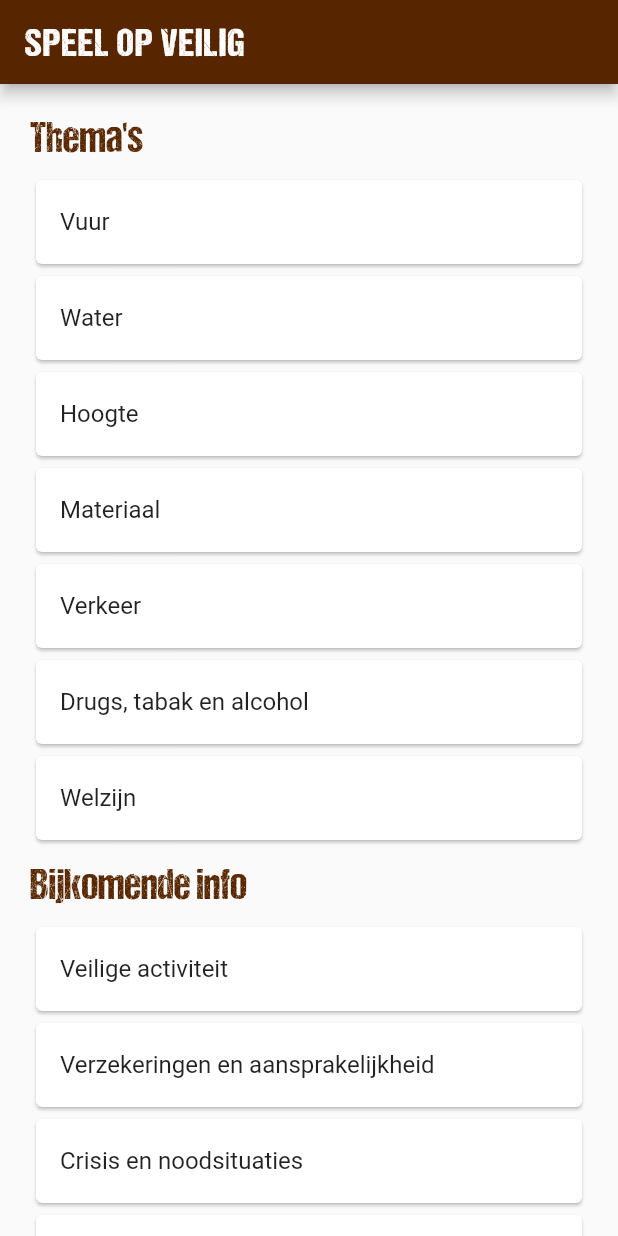
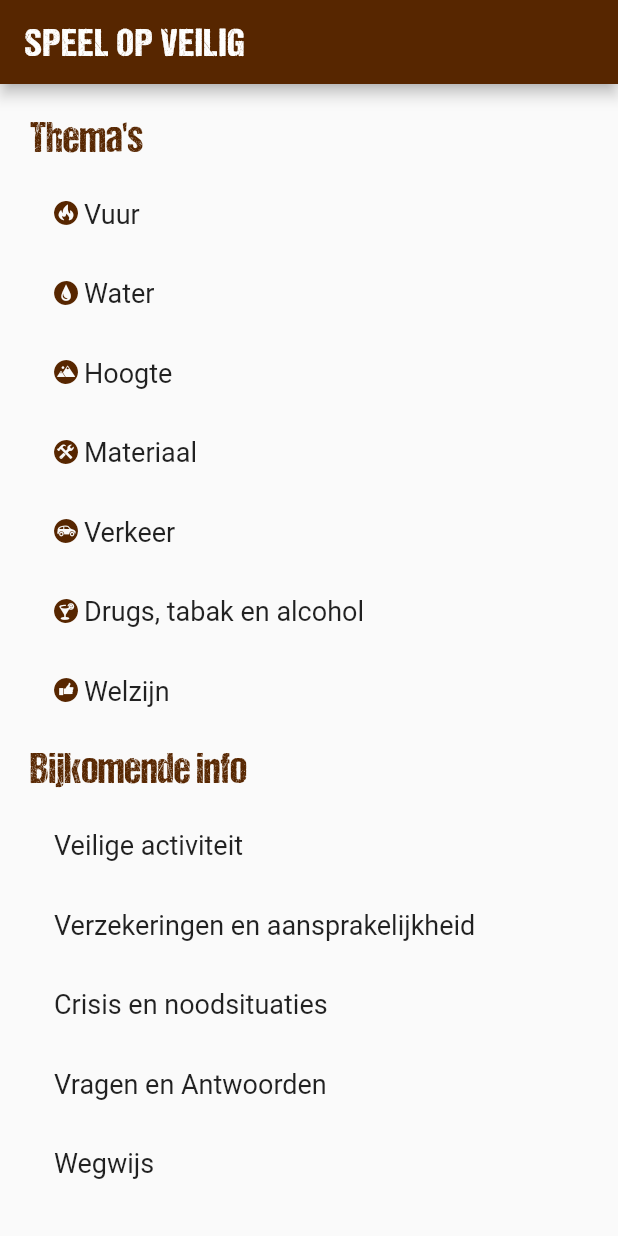
Before and after one commit to ScoutsGidsenVL/speel-op-veilig-2023, a Flutter app: the screen it shows after launch, after a tap on "GA VERDER", on a phone screen of 412 x 824 dp. Run offline on Flutter 3.47's test engine with Material 2 defaults, Android fonts, the phone set to English and light mode, and no system bars; our stand-ins replace flutter_markdown; missing offline and left inert: markdown.

Commit message:
Custom icons

```diff
--- a/lib/main.dart
+++ b/lib/main.dart
@@ -1,10 +1,8 @@
 import 'package:flutter/material.dart';
 import 'package:speel_op_veilig/pages/home.dart';
-import 'package:speel_op_veilig/pages/info/crisis.dart';
-import 'package:speel_op_veilig/pages/info/veilige_activiteit.dart';
-import 'package:speel_op_veilig/pages/info/verzekeringen.dart';
-import 'package:speel_op_veilig/pages/info/vragen.dart';
-import 'package:speel_op_veilig/pages/info/wegwijs.dart';
+import 'package:speel_op_veilig/pages/static.dart';
+import 'package:speel_op_veilig/pages/vragen.dart';
+import 'package:speel_op_veilig/pages/wegwijs.dart';
 import 'package:speel_op_veilig/pages/intro.dart';
 import 'package:speel_op_veilig/pages/thema.dart';
 
@@ -32,7 +30,8 @@ class MyApp extends StatelessWidget {
                 TextStyle(fontFamily: "DCCAsh", fontSize: 28, color: primary),
             headlineMedium:
                 TextStyle(fontFamily: "DCCAsh", fontSize: 24, color: secondary),
-            headlineSmall: TextStyle(fontSize: 20, color: primary),
+            headlineSmall: TextStyle(
+                fontSize: 18, color: primary, fontWeight: FontWeight.bold),
             bodyMedium: TextStyle(fontSize: 18),
             bodySmall: TextStyle(fontSize: 16),
           )),
@@ -40,9 +39,12 @@ class MyApp extends StatelessWidget {
       routes: <String, WidgetBuilder>{
         '/intro': (context) => const Intro(),
         '/': (context) => const Home(),
-        '/veilige-activiteit': (context) => const VeiligeActiviteit(),
-        '/verzekeringen': (context) => const Verzekeringen(),
-        '/crisis': (context) => const Crisis(),
+        '/veilige-activiteit': (context) => const Static(
+            path: 'veilige_activiteit', title: 'Een veilige activiteit'),
+        '/verzekeringen': (context) => const Static(
+            path: 'verzekeringen', title: 'Verzekeringen en aansprakelijkheid'),
+        '/crisis': (context) =>
+            const Static(path: 'crisis', title: 'Crisis-en-noodsituaties'),
         '/vragen-en-antwoorden': (context) => const Vragen(),
         '/wegwijs': (context) => const Wegwijs(),
         '/vuur': (context) => const Thema(name: 'vuur'),
--- a/lib/model/chapters.dart
+++ b/lib/model/chapters.dart
@@ -27,9 +27,10 @@ class Chapter {
 
 @JsonSerializable(createToJson: false)
 class Subchapter {
-  Subchapter(this.title, this.content, this.questions);
+  Subchapter(this.title, this.description, this.content, this.questions);
 
   String? title;
+  String? description;
   List<Content>? content;
   Questions? questions;
 
@@ -39,10 +40,11 @@ class Subchapter {
 
 @JsonSerializable(createToJson: false)
 class Content {
-  Content(this.title, this.type, this.list);
+  Content(this.title, this.type, this.description, this.list);
 
   String title;
   String type;
+  String? description;
   List<Item>? list;
 
   factory Content.fromJson(Map<String, dynamic> json) =>
--- a/lib/pages/home.dart
+++ b/lib/pages/home.dart
@@ -2,6 +2,7 @@ import 'dart:convert';
 import 'package:flutter/material.dart';
 import 'package:flutter/services.dart';
 import 'package:speel_op_veilig/model/chapters.dart';
+import 'package:speel_op_veilig/widgets/custom_icon.dart';
 import 'package:speel_op_veilig/widgets/section.dart';
 
 class Home extends StatefulWidget {
@@ -40,27 +41,37 @@ class HomeState extends State<Home> {
         padding: const EdgeInsets.all(20),
         children: [
           Section(
-            title: 'Thema\'s',
+            title: Text('Thema\'s',
+                style: Theme.of(context).textTheme.headlineLarge),
             children: _chapters
-                .map((c) => Card(
-                        child: InkWell(
-                      onTap: () => Navigator.pushNamed(context, '/${c.url}'),
-                      child: ListTile(
-                        title: Text(c.title),
-                      ),
-                    )))
+                .map((c) => TextButton(
+                      onPressed: () =>
+                          Navigator.pushNamed(context, '/${c.url}'),
+                      child: Padding(
+                          padding: const EdgeInsets.all(8),
+                          child: Row(children: [
+                            CustomIcon(type: c.url, size: 16),
+                            Padding(
+                                padding: const EdgeInsets.only(left: 4),
+                                child: Text(c.title,
+                                    style: Theme.of(context)
+                                        .textTheme
+                                        .bodyMedium)),
+                          ])),
+                    ))
                 .toList(),
           ),
           Section(
-            title: 'Bijkomende info',
+            title: Text('Bijkomende info',
+                style: Theme.of(context).textTheme.headlineLarge),
             children: _infoPages
-                .map((i) => Card(
-                        child: InkWell(
-                      onTap: () => Navigator.pushNamed(context, i.key),
-                      child: ListTile(
-                        title: Text(i.value),
-                      ),
-                    )))
+                .map((i) => TextButton(
+                      onPressed: () => Navigator.pushNamed(context, i.key),
+                      child: Padding(
+                          padding: const EdgeInsets.all(8),
+                          child: Text(i.value,
+                              style: Theme.of(context).textTheme.bodyMedium)),
+                    ))
                 .toList(),
           ),
         ],
--- /dev/null
+++ b/lib/widgets/custom_icon.dart
@@ -0,0 +1,44 @@
+import 'package:flutter/material.dart';
+
+class CustomIcon extends StatelessWidget {
+  static final types = {
+    "vuur": const IconData(code: "\u0031"),
+    "water": const IconData(code: "\u0032"),
+    "hoogte": const IconData(code: "\u0033"),
+    "materiaal": const IconData(code: "\u0034"),
+    "verkeer": const IconData(code: "\u0035"),
+    "drugs-tabak-en-alcohol": const IconData(code: "\u0036"),
+    "welzijn": const IconData(code: "\u0037"),
+    "wet": const IconData(code: "\u0038", color: Color(0xFFed1c23)),
+    "regel": const IconData(code: "\u0039", color: Color(0xFFf5821f)),
+    "richtlijn": const IconData(code: "\u0061", color: Color(0xFF256f91)),
+    "suggestie": const IconData(code: "\u0062", color: Color(0xFF748d26)),
+  };
+
+  final String type;
+  final bool? color;
+  final double? size;
+
+  const CustomIcon({Key? key, required this.type, this.color, this.size})
+      : super(key: key);
+
+  @override
+  Widget build(BuildContext context) {
+    var data = types[type];
+    return data == null
+        ? Container()
+        : Text(data.code,
+            style: TextStyle(
+                fontFamily: 'SpeelOpVeilig',
+                fontSize: size ?? 14,
+                color: ((color ?? false) ? data.color : null) ??
+                    Theme.of(context).colorScheme.primary));
+  }
+}
+
+class IconData {
+  const IconData({required this.code, this.color});
+
+  final String code;
+  final Color? color;
+}
--- a/lib/widgets/section.dart
+++ b/lib/widgets/section.dart
@@ -1,7 +1,7 @@
 import 'package:flutter/material.dart';
 
 class Section extends StatelessWidget {
-  final String title;
+  final Widget title;
   final List<Widget> children;
 
   const Section({Key? key, required this.title, this.children = const []})
@@ -14,10 +14,7 @@ class Section extends StatelessWidget {
         child: Column(
           crossAxisAlignment: CrossAxisAlignment.start,
           children: [
-            Padding(
-                padding: const EdgeInsets.only(bottom: 10),
-                child: Text(title,
-                    style: Theme.of(context).textTheme.headlineLarge)),
+            Padding(padding: const EdgeInsets.only(bottom: 10), child: title),
             ...children
           ],
         ));
--- a/pubspec.yaml
+++ b/pubspec.yaml
@@ -102,3 +102,6 @@ flutter:
     - family: DCCAsh
       fonts:
         - asset: assets/fonts/dccash.ttf
+    - family: SpeelOpVeilig
+      fonts:
+        - asset: assets/fonts/speel_op_veilig.ttf
```
Also changed, not shown: lib/pages/info/veilige_activiteit.dart (deleted, +0 -33 lines), lib/pages/info/verzekeringen.dart (deleted, +0 -33 lines), lib/pages/info/wegwijs.dart (deleted, +0 -33 lines), lib/pages/static.dart (renamed from lib/pages/info/crisis.dart, +11 -7 lines), lib/pages/thema.dart (+13 -4 lines), lib/pages/vragen.dart (renamed from lib/pages/info/vragen.dart, +8 -1 lines), lib/pages/wegwijs.dart (added, +77 -0 lines), lib/widgets/rule.dart (deleted, +0 -46 lines), lib/widgets/rule_item.dart (+10 -2 lines), lib/widgets/rules.dart (added, +63 -0 lines), assets/data.json, assets/fonts/speel_op_veilig.ttf (added), lib/model/chapters.g.dart.
